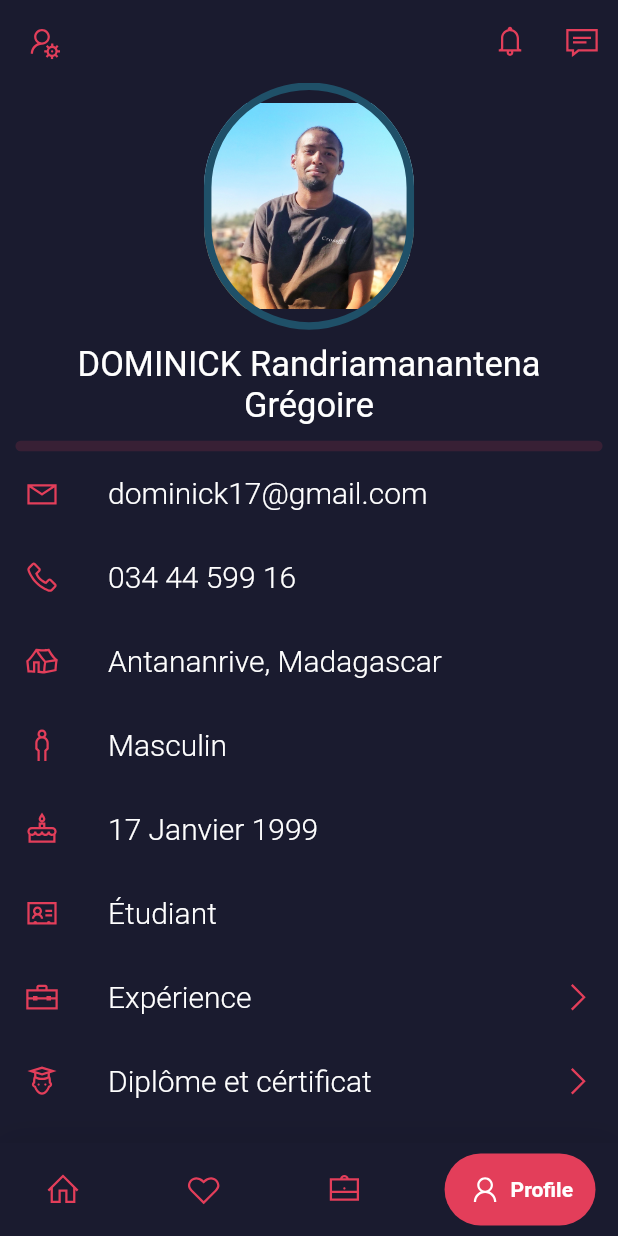
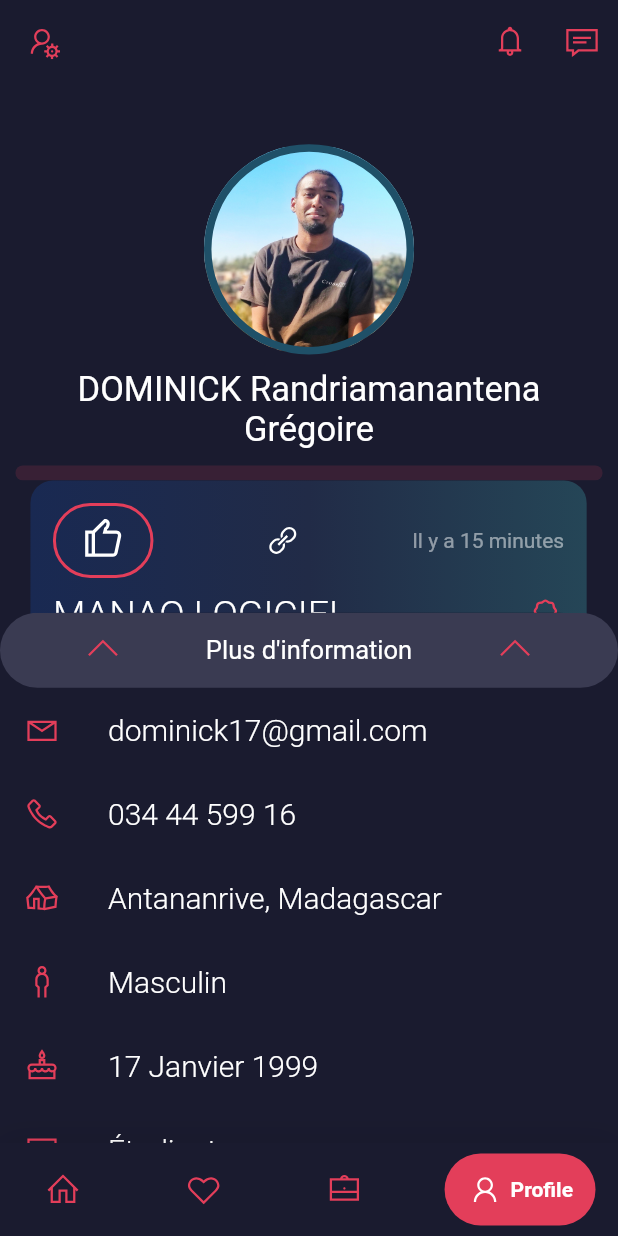
Before and after one commit to c3k4ah/Hermes, a Flutter app: the Home screen opened by its route, item 4 of the bottom bar chosen, on a phone screen of 412 x 824 dp. Run offline on Flutter 3.47's test engine with Material 2 defaults, Android fonts, the phone set to English and light mode, and no system bars; drawn by our look-alikes of google_nav_bar; our stand-ins replace flutter_custom_clippers, flutter_svg, get, line_icons, rounded_loading_button.

Commit message:
Draggable Scrool Table

```diff
--- a/lib/main.dart
+++ b/lib/main.dart
@@ -20,7 +20,7 @@ class MyApp extends StatelessWidget {
   @override
   Widget build(BuildContext context) {
     Future.delayed(const Duration(milliseconds: 3000), () {
-      Get.offNamed('/home');
+      Get.offNamed('/UserProfil');
     });
     return GetMaterialApp(
         theme: ThemeData(
--- a/lib/views/user_profil.dart
+++ b/lib/views/user_profil.dart
@@ -1,6 +1,7 @@
 import 'package:flutter/material.dart';
 import 'package:get/get.dart';
 import 'package:hermes/colors.dart';
+import 'package:hermes/views/widget/cardListe.dart';
 
 import 'package:hermes/views/widget/pop_user_info.dart';
 import 'package:line_icons/line_icons.dart';
@@ -17,25 +18,18 @@ class _UserInfoState extends State<UserInfo> {
   Widget build(BuildContext context) {
     return Scaffold(
       backgroundColor: dark,
-      /*appBar: AppBar(
-        backgroundColor: dark,
-        elevation: 0,
-        leading: IconButton(
-          onPressed: () {
-            Get.back();
-          },
-          icon: Icon(
-            LineIcons.angleLeft,
-            color: white,
-          ),
-        ),
-      ),*/
-      body: SingleChildScrollView(
+      body: Stack(
+        children: <Widget>[
+          Container(
+            height: Get.height,
             child: Column(
               children: [
+                SizedBox(
+                  height: Get.height * .05,
+                ),
                 Center(
                   child: Container(
-              height: Get.height * .20,
+                    height: Get.height * .17,
                     width: Get.width * .34,
                     decoration: BoxDecoration(
                         image: DecorationImage(
@@ -57,14 +51,88 @@ class _UserInfoState extends State<UserInfo> {
                   ),
                 ),
                 Container(
-            height: 7,
+                  height: 10,
                   width: Get.width * .95,
                   decoration: BoxDecoration(
                       color: redBlood.withOpacity(.15),
-                borderRadius: BorderRadius.circular(100)),
+                      borderRadius: BorderRadius.circular(15)),
                 ),
-          Column(
+                Container(
+                  color: dark,
+                  height: Get.height * .3,
+                  width: Get.width * .95,
+                  child: ListView.builder(
+                    itemBuilder: (BuildContext context, int index) {
+                      return CardGM();
+                    },
+                    itemCount: 5,
+                    scrollDirection: Axis.horizontal,
+                  ),
+                ),
+              ],
+            ),
+          ),
+          Dargle(),
+        ],
+      ),
+    );
+  }
+}
+
+class Dargle extends StatefulWidget {
+  const Dargle({Key? key}) : super(key: key);
+
+  @override
+  State<Dargle> createState() => _DargleState();
+}
+
+class _DargleState extends State<Dargle> {
+  @override
+  Widget build(BuildContext context) {
+    return DraggableScrollableSheet(
+      minChildSize: 0.1,
+      builder: (BuildContext context, ScrollController scrollController) {
+        return Container(
+          decoration: BoxDecoration(
+              color: dark,
+              borderRadius: BorderRadius.only(
+                topLeft: Radius.circular(40),
+                topRight: Radius.circular(40),
+              )),
+          //alignment: Alignment.bottomCenter,
+          child: SingleChildScrollView(
+            controller: scrollController,
+            child: Column(
               children: [
+                Container(
+                  height: 50,
+                  width: Get.width,
+                  decoration: BoxDecoration(
+                      color: darkSecond,
+                      borderRadius: BorderRadius.circular(50)),
+                  child: Row(
+                    mainAxisAlignment: MainAxisAlignment.spaceEvenly,
+                    children: [
+                      Icon(
+                        LineIcons.angleUp,
+                        color: redBlood,
+                      ),
+                      Center(
+                        child: Text(
+                          "Plus d'information",
+                          style: TextStyle(
+                              fontSize: 17,
+                              color: white,
+                              fontWeight: FontWeight.normal),
+                        ),
+                      ),
+                      Icon(
+                        LineIcons.angleUp,
+                        color: redBlood,
+                      ),
+                    ],
+                  ),
+                ),
                 ListTile(
                   leading: Icon(
                     LineIcons.envelope,
@@ -73,7 +141,9 @@ class _UserInfoState extends State<UserInfo> {
                   title: Text(
                     "dominick17@gmail.com",
                     style: TextStyle(
-                      fontSize: 20, color: white, fontWeight: FontWeight.w300),
+                        fontSize: 20,
+                        color: white,
+                        fontWeight: FontWeight.w300),
                   ),
                 ),
                 ListTile(
@@ -84,7 +154,9 @@ class _UserInfoState extends State<UserInfo> {
                   title: Text(
                     "034 44 599 16",
                     style: TextStyle(
-                      fontSize: 20, color: white, fontWeight: FontWeight.w300),
+                        fontSize: 20,
+                        color: white,
+                        fontWeight: FontWeight.w300),
                   ),
                 ),
                 ListTile(
@@ -95,7 +167,9 @@ class _UserInfoState extends State<UserInfo> {
                   title: Text(
                     "Antananrive, Madagascar",
                     style: TextStyle(
-                      fontSize: 20, color: white, fontWeight: FontWeight.w300),
+                        fontSize: 20,
+                        color: white,
+                        fontWeight: FontWeight.w300),
                   ),
                 ),
                 ListTile(
@@ -106,7 +180,9 @@ class _UserInfoState extends State<UserInfo> {
                   title: Text(
                     "Masculin",
                     style: TextStyle(
-                      fontSize: 20, color: white, fontWeight: FontWeight.w300),
+                        fontSize: 20,
+                        color: white,
+                        fontWeight: FontWeight.w300),
                   ),
                 ),
                 ListTile(
@@ -117,7 +193,9 @@ class _UserInfoState extends State<UserInfo> {
                   title: Text(
                     "17 Janvier 1999",
                     style: TextStyle(
-                      fontSize: 20, color: white, fontWeight: FontWeight.w300),
+                        fontSize: 20,
+                        color: white,
+                        fontWeight: FontWeight.w300),
                   ),
                 ),
                 ListTile(
@@ -128,7 +206,9 @@ class _UserInfoState extends State<UserInfo> {
                   title: Text(
                     "Étudiant",
                     style: TextStyle(
-                      fontSize: 20, color: white, fontWeight: FontWeight.w300),
+                        fontSize: 20,
+                        color: white,
+                        fontWeight: FontWeight.w300),
                   ),
                 ),
                 ListTile(
@@ -147,7 +227,9 @@ class _UserInfoState extends State<UserInfo> {
                   title: Text(
                     "Expérience",
                     style: TextStyle(
-                      fontSize: 20, color: white, fontWeight: FontWeight.w300),
+                        fontSize: 20,
+                        color: white,
+                        fontWeight: FontWeight.w300),
                   ),
                   trailing: Icon(
                     LineIcons.angleRight,
@@ -170,7 +252,9 @@ class _UserInfoState extends State<UserInfo> {
                   title: Text(
                     "Diplôme et cértificat",
                     style: TextStyle(
-                      fontSize: 20, color: white, fontWeight: FontWeight.w300),
+                        fontSize: 20,
+                        color: white,
+                        fontWeight: FontWeight.w300),
                   ),
                   trailing: Icon(
                     LineIcons.angleRight,
@@ -193,7 +277,9 @@ class _UserInfoState extends State<UserInfo> {
                   title: Text(
                     "CV",
                     style: TextStyle(
-                      fontSize: 20, color: white, fontWeight: FontWeight.w300),
+                        fontSize: 20,
+                        color: white,
+                        fontWeight: FontWeight.w300),
                   ),
                   trailing: Icon(
                     LineIcons.angleRight,
@@ -216,7 +302,9 @@ class _UserInfoState extends State<UserInfo> {
                   title: Text(
                     "Compte pour les projets",
                     style: TextStyle(
-                      fontSize: 20, color: white, fontWeight: FontWeight.w300),
+                        fontSize: 20,
+                        color: white,
+                        fontWeight: FontWeight.w300),
                   ),
                   trailing: Icon(
                     LineIcons.angleRight,
@@ -224,9 +312,10 @@ class _UserInfoState extends State<UserInfo> {
                   ),
                 ),
               ],
-          )
-        ],
-      )),
+            ),
+          ),
+        );
+      },
     );
   }
 }
--- a/lib/views/widget/cardListe.dart
+++ b/lib/views/widget/cardListe.dart
@@ -193,10 +193,10 @@ class CardGM extends StatelessWidget {
             Color(0xFF212B47),
             Color(0xFF254657),
           ])),
-      margin: EdgeInsets.only(top: 0, left: 20, right: 20, bottom: 15),
+      margin: EdgeInsets.only(top: 0, left: 10, right: 20, bottom: 15),
       padding: EdgeInsets.all(15),
       height: Get.height * .32,
-      width: Get.width,
+      width: Get.width * .9,
       child: Column(
         mainAxisAlignment: MainAxisAlignment.start,
         crossAxisAlignment: CrossAxisAlignment.start,
--- a/lib/views/widget/sendMessage.dart
+++ b/lib/views/widget/sendMessage.dart
@@ -14,7 +14,7 @@ class Send extends StatelessWidget implements PreferredSizeWidget {
       height: 60,
       color: dark,
       child: Row(
-        mainAxisSize: MainAxisSize.max,
+        mainAxisSize: MainAxisSize.min,
         children: [
           IconButton(
               onPressed: () {},
@@ -27,7 +27,7 @@ class Send extends StatelessWidget implements PreferredSizeWidget {
             margin: EdgeInsets.symmetric(horizontal: 7),
             padding: EdgeInsets.symmetric(horizontal: 20.0),
             //height: 50,
-            width: Get.width * .7,
+            width: Get.width * .65,
             decoration: BoxDecoration(
                 color: Colors.transparent,
                 borderRadius: BorderRadius.circular(50),
@@ -36,6 +36,7 @@ class Send extends StatelessWidget implements PreferredSizeWidget {
                   color: redBlood,
                 )),
             child: Row(
+              mainAxisSize: MainAxisSize.min,
               children: <Widget>[
                 Expanded(
                   child: TextField(
@@ -56,7 +57,7 @@ class Send extends StatelessWidget implements PreferredSizeWidget {
           ),
           MaterialButton(
               height: 40,
-              minWidth: 15,
+              minWidth: Get.width * .1,
               color: redBlood,
               onPressed: () {},
               shape: RoundedRectangleBorder(
```
Also changed, not shown: lib/views/reglage_compte.dart (added). Lines whose indentation alone changed are shown as unchanged.
